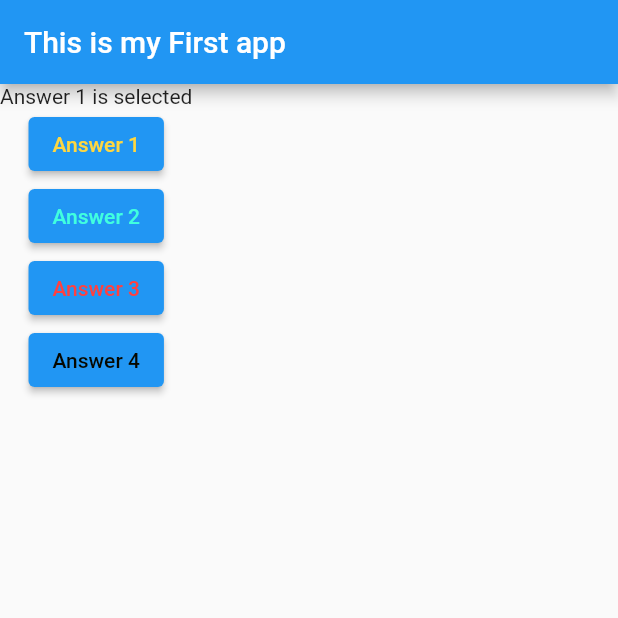
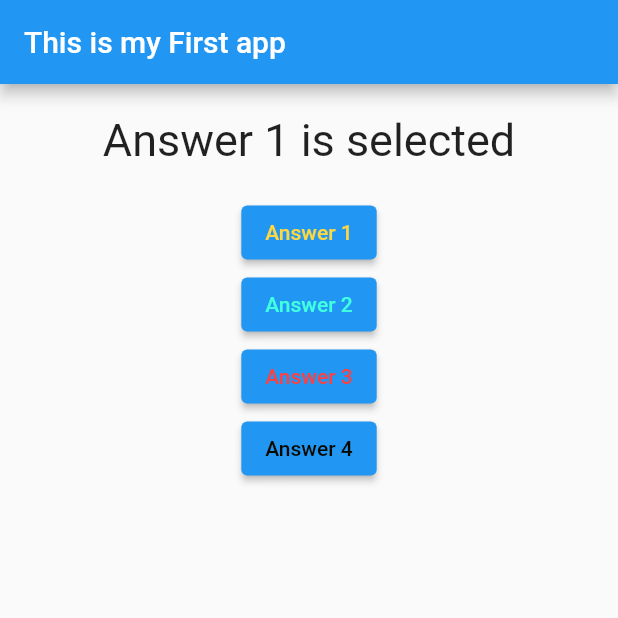
Before and after one commit to Khawajafakhar/Training_project, a Flutter app: the screen it shows after launch, after a tap on "Answer 1", on a phone screen of 412 x 824 dp, the top half of it. Run offline on Flutter 3.47's test engine with Material 2 defaults, Android fonts, the light colour scheme and no system bars.

Commit message:
used container in answer class

```diff
--- a/lib/Answers.dart
+++ b/lib/Answers.dart
@@ -8,7 +8,12 @@
 
   @override
   Widget build(BuildContext context) {
-    return Text(answer);
+    return Container(
+      width: double.infinity,
+      margin: EdgeInsets.all(20.0),
+      child: Text(answer,style: TextStyle(fontSize: 30),
+    textAlign: TextAlign.center,),
+    );
 
 
   }
--- a/lib/main.dart
+++ b/lib/main.dart
@@ -15,31 +15,29 @@
     return MyAppState();
   }
 }
-class MyAppState extends State<MyApp>{
 
+class MyAppState extends State<MyApp> {
+  var questionIndex = 0;
+  var state = 0;
 
-  var questionIndex=0;
-  var state=0;
-
-  void answerOne(){
+  void answerOne() {
     setState(() {
-      state=1;
-
+      state = 1;
     });
 
     print('Answer 1 is presssed');
-
   }
 
-  void answertwo(){
+  void answertwo() {
     setState(() {
-      state=2;
+      state = 2;
     });
     print('Answer 2 is presssed');
   }
+
   @override
   Widget build(BuildContext context) {
-    var answers= [
+    var answers = [
       'Select any answer',
       'Answer 1 is selected',
       'Answer 2 is selected',
@@ -64,26 +62,26 @@
             ),
             ElevatedButton(
               onPressed: answertwo,
-              child:
-                  Text('Answer 2', style: TextStyle(color: Color.fromARGB(255, 64, 255, 223))),
+              child: Text('Answer 2',
+                  style: TextStyle(color: Color.fromARGB(255, 64, 255, 223))),
             ),
             ElevatedButton(
               onPressed: () {
                 setState(() {
-                  state=3;
+                  state = 3;
                 });
               },
-              child:
-                  Text('Answer 3', style: TextStyle(color: Color.fromARGB(255, 255, 64, 64))),
+              child: Text('Answer 3',
+                  style: TextStyle(color: Color.fromARGB(255, 255, 64, 64))),
             ),
             ElevatedButton(
               onPressed: () {
                 setState(() {
-                  state=4;
+                  state = 4;
                 });
               },
-              child:
-                  Text('Answer 4', style: TextStyle(color: Color.fromARGB(255, 6, 8, 0))),
+              child: Text('Answer 4',
+                  style: TextStyle(color: Color.fromARGB(255, 6, 8, 0))),
             ),
           ],
         ),
```
